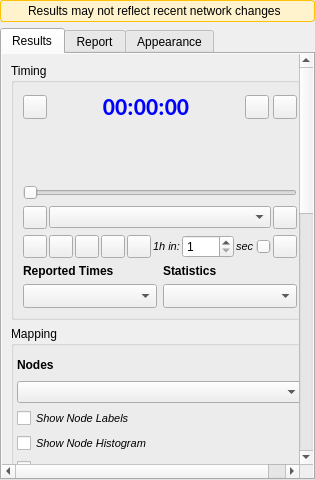
Before: the Qt Designer form ui/analysis/qgisred_results_dock.ui in qgisred/QGISRed, drawn with Qt 5.
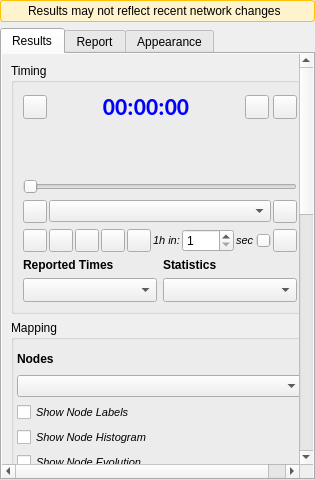
After: the same form once the commit is applied. Custom widgets are drawn as their Qt base class.

Commit message: [Results] Tighten the gap between the statistic name and its time mode

```diff
--- a/ui/analysis/qgisred_results_dock.ui
+++ b/ui/analysis/qgisred_results_dock.ui
@@ -299,6 +299,9 @@
                    <item>
                     <widget class="QWidget" name="statsDisplayWidget">
                      <layout class="QVBoxLayout" name="verticalLayout_statsDisplay">
+                      <property name="spacing">
+                       <number>0</number>
+                      </property>
                       <property name="leftMargin">
                        <number>0</number>
                       </property>
```
